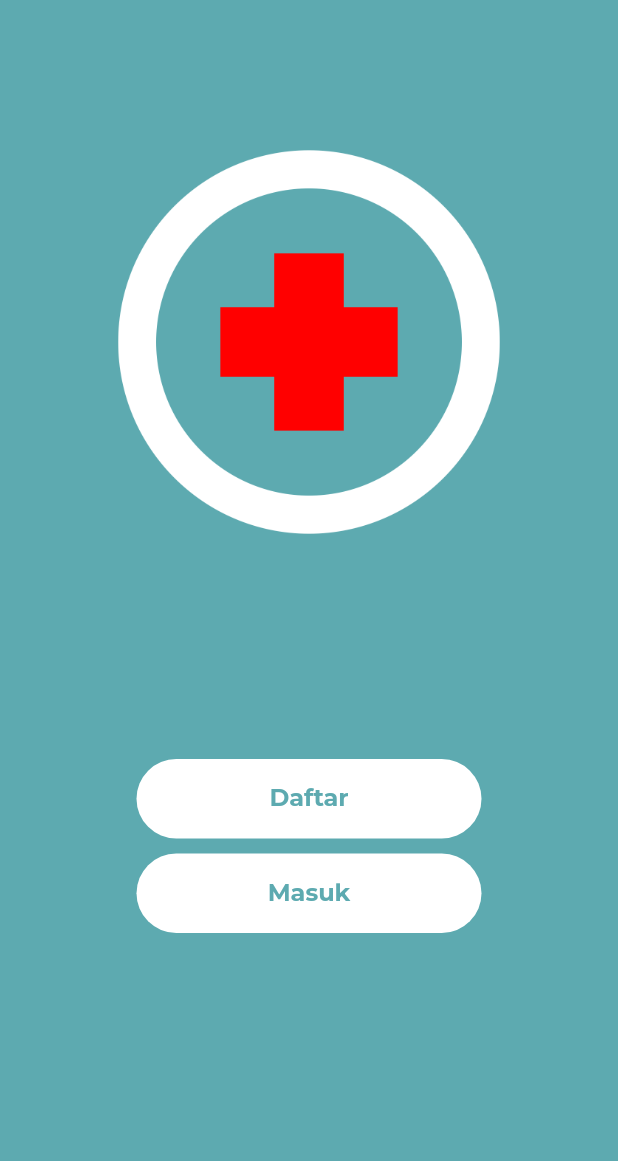
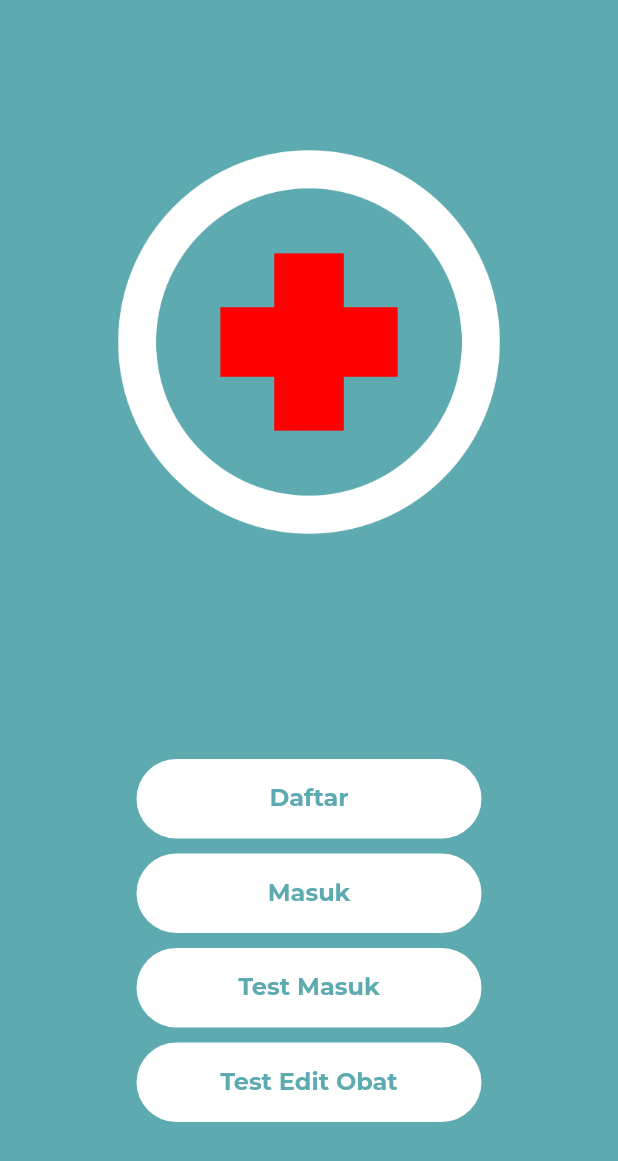
Before and after one commit to muhammadhafezalassad/TIK201-2022-3-MED-GO, a Flutter app: the screen it shows after launch, on a phone screen of 412 x 824 dp. Shown: the top 1161 px of the screen. Run offline on Flutter 3.47's test engine with Material 2 defaults, Android fonts, the phone set to English and light mode, and no system bars; our stand-ins replace cloud_firestore, firebase_auth, firebase_core, fluttertoast, google_fonts; accounts and stored records are empty.

```diff
--- a/med_go/lib/main.dart
+++ b/med_go/lib/main.dart
@@ -11,7 +11,6 @@ void main() async {
   await Firebase.initializeApp();
   runApp(const MyApp());
 }
-
 class MyApp extends StatelessWidget {
   const MyApp({Key? key}) : super(key: key);
 
--- a/med_go/lib/ui/pages/get_started_page.dart
+++ b/med_go/lib/ui/pages/get_started_page.dart
@@ -1,6 +1,8 @@
 import 'package:flutter/material.dart';
 import 'package:med_go/shared/theme.dart';
+import 'package:med_go/ui/pages/beranda.dart';
 import 'package:med_go/ui/widgets/custome_button.dart';
+import 'package:med_go/ui/pages/firebase/crud_page.dart';
 
 class GetStartedPage extends StatelessWidget {
   const GetStartedPage({Key? key}) : super(key: key);
@@ -48,6 +50,30 @@ class GetStartedPage extends StatelessWidget {
               },
               color: kWhiteColor,
             ),
+             const SizedBox(
+              height: 10,
+            ),
+            CustomeButton(
+              width: 230,
+              title: 'Test Masuk',
+              onPressed: () {
+            Navigator.of(context).pushReplacement(MaterialPageRoute(
+                builder: (BuildContext context) => Beranda()));
+          },
+              color: kWhiteColor,
+            ),
+             const SizedBox(
+              height: 10,
+            ),
+            CustomeButton(
+              width: 230,
+              title: 'Test Edit Obat',
+              onPressed: () {
+            Navigator.of(context).pushReplacement(MaterialPageRoute(
+                builder: (BuildContext context) => crudPage()));
+          },
+              color: kWhiteColor,
+            ),
           ],
         ),
       ),
--- a/med_go/pubspec.yaml
+++ b/med_go/pubspec.yaml
@@ -27,9 +27,9 @@ environment:
 # the latest version available on pub.dev. To see which dependencies have newer
 # versions available, run `flutter pub outdated`.
 dependencies:
-  firebase_core: ^1.12.0
+  #firebase_core: ^1.12.0
   firebase_auth: ^3.3.7
-  cloud_firestore: ^3.1.5
+  #cloud_firestore: ^3.1.5
   fluttertoast: ^8.0.9
   google_fonts: ^2.3.1
   flutter:
```
Also changed, not shown: 1 other file.
